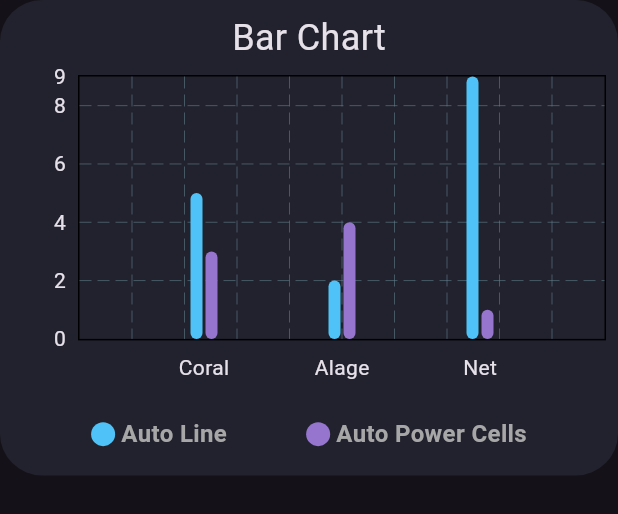
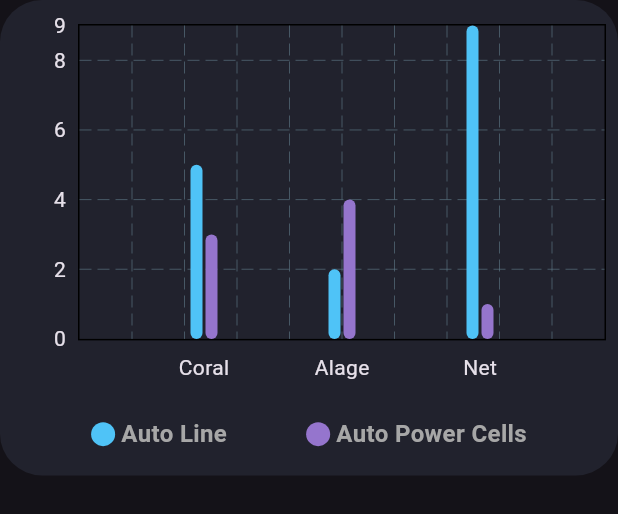
Before and after one commit to eran0926/FRC6998_2025_scouting_viewer, a Flutter app: the BarChartCard widget shown alone on an empty page, opened directly, on a phone screen of 412 x 824 dp. Shown: the top 514 px of the screen. Run offline on Flutter 3.47's test engine with Material 3 defaults, Android fonts, the light colour scheme and no system bars; drawn by our look-alikes of fl_chart; our stand-ins replace go_router, logger, responsive_framework; network calls fail.

Commit message:
feat: add title parameter to BarChartCard for customizable chart titles

```diff
--- a/lib/widgets/bar_chart_card.dart
+++ b/lib/widgets/bar_chart_card.dart
@@ -5,14 +5,16 @@ import 'package:viewer/widgets/card_widget.dart';
 import 'package:viewer/widgets/chart_legend_widget.dart';
 
 class BarChartCard extends StatelessWidget {
+  final String title;
   Map<String, List<double>> data;
   List<String> legends;
-  BarChartCard({super.key, required this.data, required this.legends});
+  BarChartCard(
+      {super.key, this.title = '', required this.data, required this.legends});
 
   @override
   Widget build(BuildContext context) {
     return CardWidget(
-        title: 'Bar Chart',
+        title: title,
         aspectRatio: 1.3,
         child: Expanded(
           child: Column(
```
